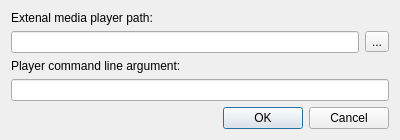
missdeer/imchenwen, file src/optiondialog.ui: the form before one commit.
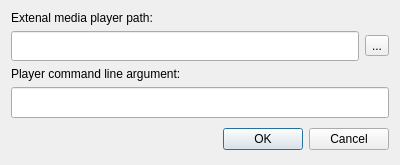
The form after the commit.

Commit message: (*)adjust UI on Mac;(*)add cache method call for Qt 5

```diff
--- a/src/optiondialog.ui
+++ b/src/optiondialog.ui
@@ -7,7 +7,7 @@
     <x>0</x>
     <y>0</y>
     <width>400</width>
-    <height>133</height>
+    <height>165</height>
    </rect>
   </property>
   <property name="windowTitle">
@@ -26,7 +26,14 @@
      <item>
       <layout class="QHBoxLayout" name="horizontalLayout">
        <item>
-        <widget class="QLineEdit" name="playerPathEdit"/>
+        <widget class="QLineEdit" name="playerPathEdit">
+         <property name="sizePolicy">
+          <sizepolicy hsizetype="Expanding" vsizetype="MinimumExpanding">
+           <horstretch>0</horstretch>
+           <verstretch>0</verstretch>
+          </sizepolicy>
+         </property>
+        </widget>
        </item>
        <item>
         <widget class="QToolButton" name="browseButton">
@@ -45,10 +52,23 @@
       </widget>
      </item>
      <item>
-      <widget class="QLineEdit" name="playerArgumentsEdit"/>
+      <widget class="QLineEdit" name="playerArgumentsEdit">
+       <property name="sizePolicy">
+        <sizepolicy hsizetype="Expanding" vsizetype="Expanding">
+         <horstretch>0</horstretch>
+         <verstretch>0</verstretch>
+        </sizepolicy>
+       </property>
+      </widget>
      </item>
      <item>
       <widget class="QDialogButtonBox" name="buttonBox">
+       <property name="sizePolicy">
+        <sizepolicy hsizetype="Expanding" vsizetype="MinimumExpanding">
+         <horstretch>0</horstretch>
+         <verstretch>0</verstretch>
+        </sizepolicy>
+       </property>
        <property name="orientation">
         <enum>Qt::Horizontal</enum>
        </property>
```
Left out of the diff: 32 changed lines with no effect on the pictures. The commit also changes 2 other files.
